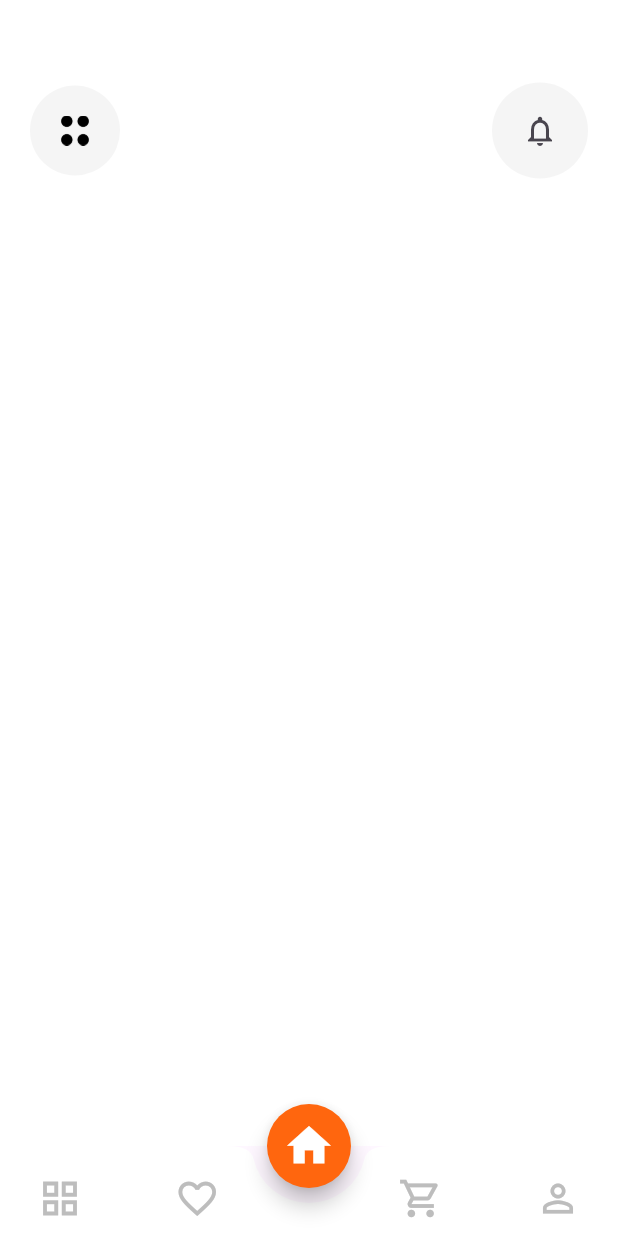
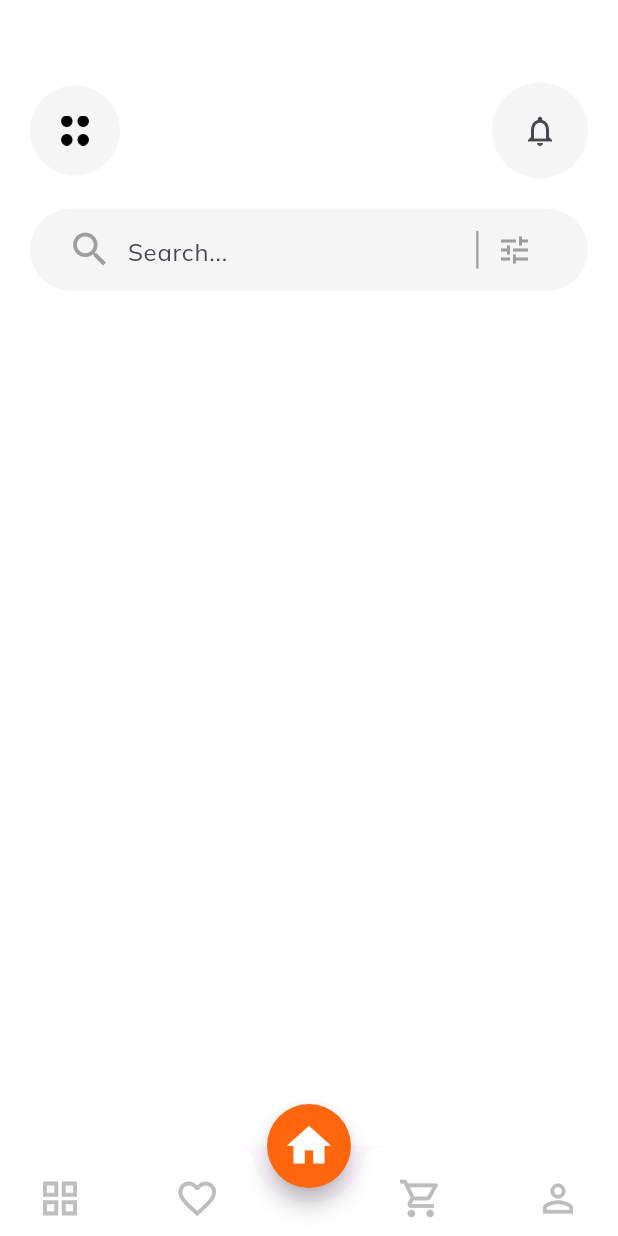
Before and after one commit to petelpop/e_commerce, a Flutter app: the screen it shows after launch, on a phone screen of 412 x 824 dp. Run offline on Flutter 3.47's test engine with Material 3 defaults, Android fonts, the phone set to English and light mode, and no system bars; our stand-ins replace google_fonts.

Commit message:
create search bar

```diff
--- a/lib/main.dart
+++ b/lib/main.dart
@@ -16,7 +16,6 @@ class MyApp extends StatelessWidget {
       title: 'Flutter Demo',
       theme: ThemeData(
         textTheme: GoogleFonts.mulishTextTheme(),
-        colorScheme: ColorScheme.fromSeed(seedColor: Colors.deepPurple),
         useMaterial3: true,
       ),
       home: const BottomNavbar(),
--- a/lib/views/home_screen.dart
+++ b/lib/views/home_screen.dart
@@ -1,4 +1,5 @@
 import 'package:e_commerce/widget/home_app_bar.dart';
+import 'package:e_commerce/widget/search_bar.dart';
 import 'package:flutter/material.dart';
 
 class HomeScreen extends StatelessWidget {
@@ -15,7 +16,13 @@ class HomeScreen extends StatelessWidget {
             crossAxisAlignment: CrossAxisAlignment.start,
             children: [
               SizedBox(height: 35),
-              CustomAppBar()
+              CustomAppBar(),
+              SizedBox(height: 20),
+              CustomSearchBar(),
+              SizedBox(height: 20),
+
+
+
             ],
           ),
         ),
--- /dev/null
+++ b/lib/widget/search_bar.dart
@@ -0,0 +1,44 @@
+import 'package:flutter/material.dart';
+
+class CustomSearchBar extends StatelessWidget {
+  const CustomSearchBar({super.key});
+
+  @override
+  Widget build(BuildContext context) {
+    return Container(
+      height: 55,
+      width: double.infinity,
+      decoration: BoxDecoration(
+        color: const Color(0xffF5F5F5),
+        borderRadius: BorderRadius.circular(30),
+      ),
+      padding: const EdgeInsets.symmetric(horizontal: 25, vertical: 5),
+      child: Row(
+        children: [
+          const Icon(Icons.search, color: Colors.grey, size: 30),
+          const SizedBox(width: 10),
+          const Flexible(
+            flex: 4,
+            child: TextField(
+              decoration: InputDecoration(
+                  hintText: "Search...",
+                  border: InputBorder.none
+                  ),
+            ),
+          ),
+          Container(
+            height: 25,
+            width: 1.5,
+            color: Colors.grey,
+          ),
+          IconButton(
+              onPressed: () {},
+              icon: const Icon(
+                Icons.tune,
+                color: Colors.grey,
+              ))
+        ],
+      ),
+    );
+  }
+}
```
